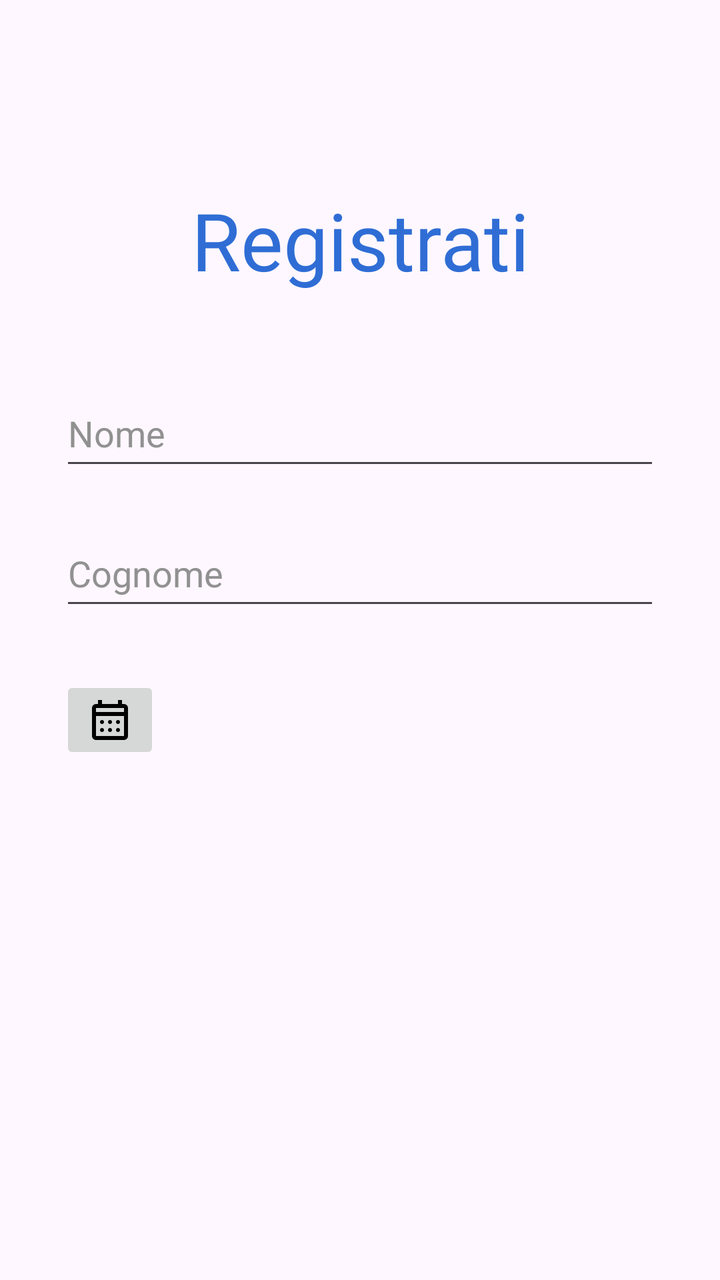
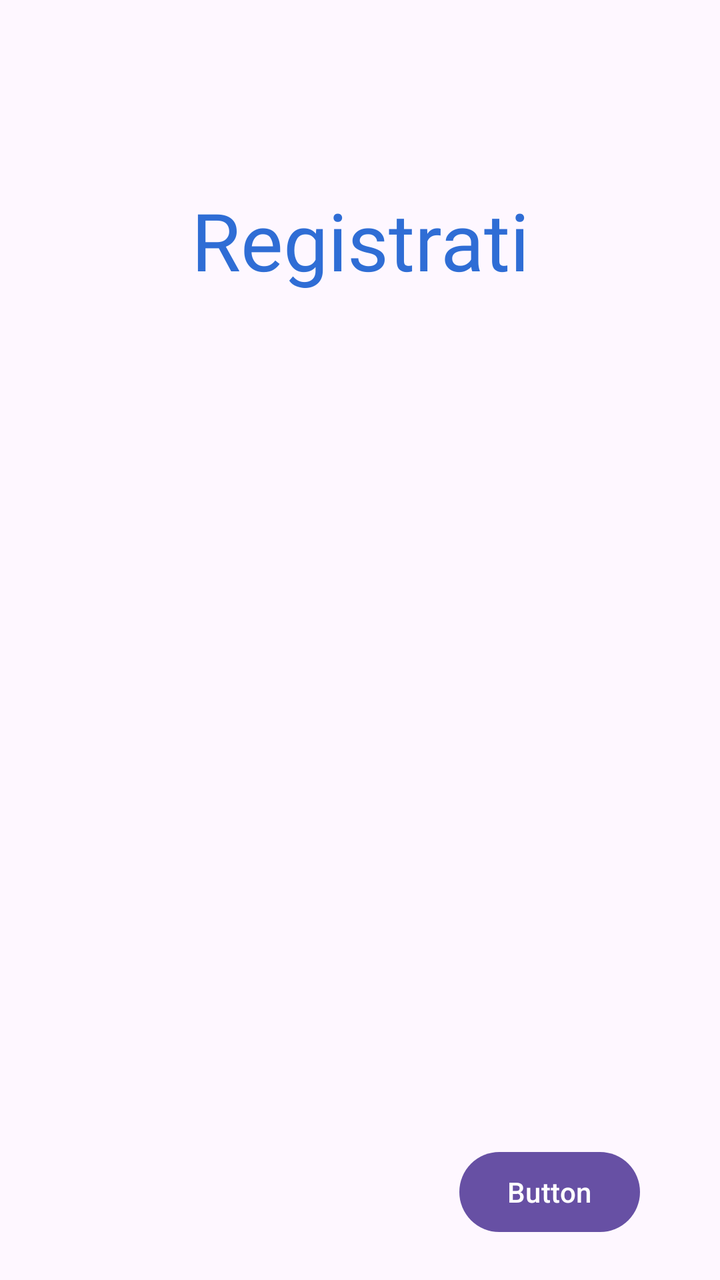

Before-and-after screenshots of an Android layout around one commit, followed by the original layout XML and the change that was made.
<!-- AndroidManifest.xml: application theme Theme.AsilApp -->
<!-- res/layout/fragment_signup.xml -->
<?xml version="1.0" encoding="utf-8"?>
<LinearLayout xmlns:android="http://schemas.android.com/apk/res/android"
    xmlns:app="http://schemas.android.com/apk/res-auto"
    xmlns:tools="http://schemas.android.com/tools"
    android:layout_width="match_parent"
    android:layout_height="match_parent"
    android:layout_gravity="center"
    android:orientation="vertical"
    tools:context=".SignupFragment">

    <androidx.constraintlayout.widget.ConstraintLayout
        android:layout_width="match_parent"
        android:layout_height="100dp"
        android:layout_marginTop="70dp">

        <TextView
            android:id="@+id/signupTextView"
            android:layout_width="wrap_content"
            android:layout_height="wrap_content"
            android:fontFamily="@font/titillium_web_bold"
            android:text="Registrati"
            android:textColor="@color/titleColor"
            android:textSize="@dimen/title1FontSize"
            app:layout_constraintBottom_toBottomOf="parent"
            app:layout_constraintEnd_toEndOf="parent"
            app:layout_constraintStart_toStartOf="parent"
            app:layout_constraintTop_toTopOf="parent" />
    </androidx.constraintlayout.widget.ConstraintLayout>

    <EditText
        android:id="@+id/nameInputRegister"
        android:layout_width="@dimen/inputTextWidth"
        android:layout_height="@dimen/inpuTextHeight"
        android:layout_gravity="center"
        android:layout_marginTop="@dimen/marginBetweenInputs"
        android:ems="10"
        android:hint="@string/nameSignupText"
        android:inputType="text"
        android:textColor="@color/textColor"
        android:textColorHint="@color/textPlaceholderColor" />

    <EditText
        android:id="@+id/surnameInputRegister"
        android:layout_width="@dimen/inputTextWidth"
        android:layout_height="@dimen/inpuTextHeight"
        android:layout_gravity="center"
        android:layout_marginTop="@dimen/marginBetweenInputs"
        android:ems="10"
        android:hint="@string/surnameSignupText"
        android:inputType="text"
        android:textColor="@color/textColor"
        android:textColorHint="@color/textPlaceholderColor" />


    <androidx.appcompat.widget.LinearLayoutCompat
        android:layout_width="@dimen/inputTextWidth"
        android:layout_height="60dp"
        android:layout_gravity="center"
        android:layout_marginTop="@dimen/marginBetweenInputs"
        android:orientation="horizontal">

        <ImageButton
            android:id="@+id/birthDatePicker"
            android:layout_width="50dp"
            android:layout_height="wrap_content"
            android:layout_gravity="center"
            android:src="@drawable/calendar_month_fill0_wght400_grad0_opsz24"
            android:text="Pick a Date" />

        <TextView
            android:id="@+id/birthDate"
            android:layout_width="wrap_content"
            android:layout_height="wrap_content"
            android:layout_gravity="center"
            android:layout_marginLeft="30dp"
            android:layout_weight="0.6"
            android:ems="10"
            android:textSize="18sp" />
    </androidx.appcompat.widget.LinearLayoutCompat>
</LinearLayout>
<!-- resources referenced by this layout -->
<resources>
  <color name="textColor">#1B1B1B</color>
  <color name="textPlaceholderColor">#919191</color>
  <color name="titleColor">#2f6dd5</color>
  <dimen name="inpuTextHeight">50dp</dimen>
  <dimen name="inputTextWidth">300dp</dimen>
  <dimen name="marginBetweenInputs">20dp</dimen>
  <dimen name="title1FontSize">40dp</dimen>
  <!-- drawable calendar_month_fill0_wght400_grad0_opsz24 (drawable) -->
  <vector xmlns:android="http://schemas.android.com/apk/res/android"
      android:width="24dp"
      android:height="24dp"
      android:viewportWidth="960"
      android:viewportHeight="960">
    <path
        android:fillColor="#FF000000"
        android:pathData="M200,880q-33,0 -56.5,-23.5T120,800v-560q0,-33 23.5,-56.5T200,160h40v-80h80v80h320v-80h80v80h40q33,0 56.5,23.5T840,240v560q0,33 -23.5,56.5T760,880L200,880ZM200,800h560v-400L200,400v400ZM200,320h560v-80L200,240v80ZM200,320v-80,80ZM480,560q-17,0 -28.5,-11.5T440,520q0,-17 11.5,-28.5T480,480q17,0 28.5,11.5T520,520q0,17 -11.5,28.5T480,560ZM320,560q-17,0 -28.5,-11.5T280,520q0,-17 11.5,-28.5T320,480q17,0 28.5,11.5T360,520q0,17 -11.5,28.5T320,560ZM640,560q-17,0 -28.5,-11.5T600,520q0,-17 11.5,-28.5T640,480q17,0 28.5,11.5T680,520q0,17 -11.5,28.5T640,560ZM480,720q-17,0 -28.5,-11.5T440,680q0,-17 11.5,-28.5T480,640q17,0 28.5,11.5T520,680q0,17 -11.5,28.5T480,720ZM320,720q-17,0 -28.5,-11.5T280,680q0,-17 11.5,-28.5T320,640q17,0 28.5,11.5T360,680q0,17 -11.5,28.5T320,720ZM640,720q-17,0 -28.5,-11.5T600,680q0,-17 11.5,-28.5T640,640q17,0 28.5,11.5T680,680q0,17 -11.5,28.5T640,720Z"/>
  </vector>
  <string name="nameSignupText">Nome</string>
  <string name="surnameSignupText">Cognome</string>
  <style name="Theme.AsilApp" parent="Base.Theme.AsilApp" />
  <style name="Base.Theme.AsilApp" parent="Theme.Material3.DayNight.NoActionBar">
          
          
      </style>
</resources>

<!-- the commit's change to res/layout/fragment_signup.xml (unified diff, before → after) -->
@@ -4,7 +4,6 @@
     xmlns:tools="http://schemas.android.com/tools"
     android:layout_width="match_parent"
     android:layout_height="match_parent"
-    android:layout_gravity="center"
     android:orientation="vertical"
     tools:context=".SignupFragment">
 
@@ -27,54 +26,27 @@
             app:layout_constraintTop_toTopOf="parent" />
     </androidx.constraintlayout.widget.ConstraintLayout>
 
-    <EditText
-        android:id="@+id/nameInputRegister"
-        android:layout_width="@dimen/inputTextWidth"
-        android:layout_height="@dimen/inpuTextHeight"
-        android:layout_gravity="center"
-        android:layout_marginTop="@dimen/marginBetweenInputs"
-        android:ems="10"
-        android:hint="@string/nameSignupText"
-        android:inputType="text"
-        android:textColor="@color/textColor"
-        android:textColorHint="@color/textPlaceholderColor" />
+    <FrameLayout
+        android:id="@+id/registerSwitchView"
+        android:layout_width="match_parent"
+        android:layout_height="280dp">
 
-    <EditText
-        android:id="@+id/surnameInputRegister"
-        android:layout_width="@dimen/inputTextWidth"
-        android:layout_height="@dimen/inpuTextHeight"
-        android:layout_gravity="center"
-        android:layout_marginTop="@dimen/marginBetweenInputs"
-        android:ems="10"
-        android:hint="@string/surnameSignupText"
-        android:inputType="text"
-        android:textColor="@color/textColor"
-        android:textColorHint="@color/textPlaceholderColor" />
+    </FrameLayout>
+
+    <androidx.constraintlayout.widget.ConstraintLayout
+        android:layout_width="match_parent"
+        android:layout_height="match_parent">
+
+        <Button
+            android:id="@+id/button"
+            android:layout_width="wrap_content"
+            android:layout_height="wrap_content"
+            android:layout_marginRight="40dp"
+            android:layout_marginBottom="20dp"
+            android:text="Button"
+            app:layout_constraintBottom_toBottomOf="parent"
+            app:layout_constraintRight_toRightOf="parent" />
+    </androidx.constraintlayout.widget.ConstraintLayout>
 
 
-    <androidx.appcompat.widget.LinearLayoutCompat
-        android:layout_width="@dimen/inputTextWidth"
-        android:layout_height="60dp"
-        android:layout_gravity="center"
-        android:layout_marginTop="@dimen/marginBetweenInputs"
-        android:orientation="horizontal">
-
-        <ImageButton
-            android:id="@+id/birthDatePicker"
-            android:layout_width="50dp"
-            android:layout_height="wrap_content"
-            android:layout_gravity="center"
-            android:src="@drawable/calendar_month_fill0_wght400_grad0_opsz24"
-            android:text="Pick a Date" />
-
-        <TextView
-            android:id="@+id/birthDate"
-            android:layout_width="wrap_content"
-            android:layout_height="wrap_content"
-            android:layout_gravity="center"
-            android:layout_marginLeft="30dp"
-            android:layout_weight="0.6"
-            android:ems="10"
-            android:textSize="18sp" />
-    </androidx.appcompat.widget.LinearLayoutCompat>
 </LinearLayout>
<!-- resource entries referenced after the edit -->
@@ -1,24 +1,7 @@
 <!-- resources referenced by this layout -->
 <resources>
-  <color name="textColor">#1B1B1B</color>
-  <color name="textPlaceholderColor">#919191</color>
   <color name="titleColor">#2f6dd5</color>
-  <dimen name="inpuTextHeight">50dp</dimen>
-  <dimen name="inputTextWidth">300dp</dimen>
-  <dimen name="marginBetweenInputs">20dp</dimen>
   <dimen name="title1FontSize">40dp</dimen>
-  <!-- drawable calendar_month_fill0_wght400_grad0_opsz24 (drawable) -->
-  <vector xmlns:android="http://schemas.android.com/apk/res/android"
-      android:width="24dp"
-      android:height="24dp"
-      android:viewportWidth="960"
-      android:viewportHeight="960">
-    <path
-        android:fillColor="#FF000000"
-        android:pathData="M200,880q-33,0 -56.5,-23.5T120,800v-560q0,-33 23.5,-56.5T200,160h40v-80h80v80h320v-80h80v80h40q33,0 56.5,23.5T840,240v560q0,33 -23.5,56.5T760,880L200,880ZM200,800h560v-400L200,400v400ZM200,320h560v-80L200,240v80ZM200,320v-80,80ZM480,560q-17,0 -28.5,-11.5T440,520q0,-17 11.5,-28.5T480,480q17,0 28.5,11.5T520,520q0,17 -11.5,28.5T480,560ZM320,560q-17,0 -28.5,-11.5T280,520q0,-17 11.5,-28.5T320,480q17,0 28.5,11.5T360,520q0,17 -11.5,28.5T320,560ZM640,560q-17,0 -28.5,-11.5T600,520q0,-17 11.5,-28.5T640,480q17,0 28.5,11.5T680,520q0,17 -11.5,28.5T640,560ZM480,720q-17,0 -28.5,-11.5T440,680q0,-17 11.5,-28.5T480,640q17,0 28.5,11.5T520,680q0,17 -11.5,28.5T480,720ZM320,720q-17,0 -28.5,-11.5T280,680q0,-17 11.5,-28.5T320,640q17,0 28.5,11.5T360,680q0,17 -11.5,28.5T320,720ZM640,720q-17,0 -28.5,-11.5T600,680q0,-17 11.5,-28.5T640,640q17,0 28.5,11.5T680,680q0,17 -11.5,28.5T640,720Z"/>
-  </vector>
-  <string name="nameSignupText">Nome</string>
-  <string name="surnameSignupText">Cognome</string>
   <style name="Theme.AsilApp" parent="Base.Theme.AsilApp" />
   <style name="Base.Theme.AsilApp" parent="Theme.Material3.DayNight.NoActionBar">
           
